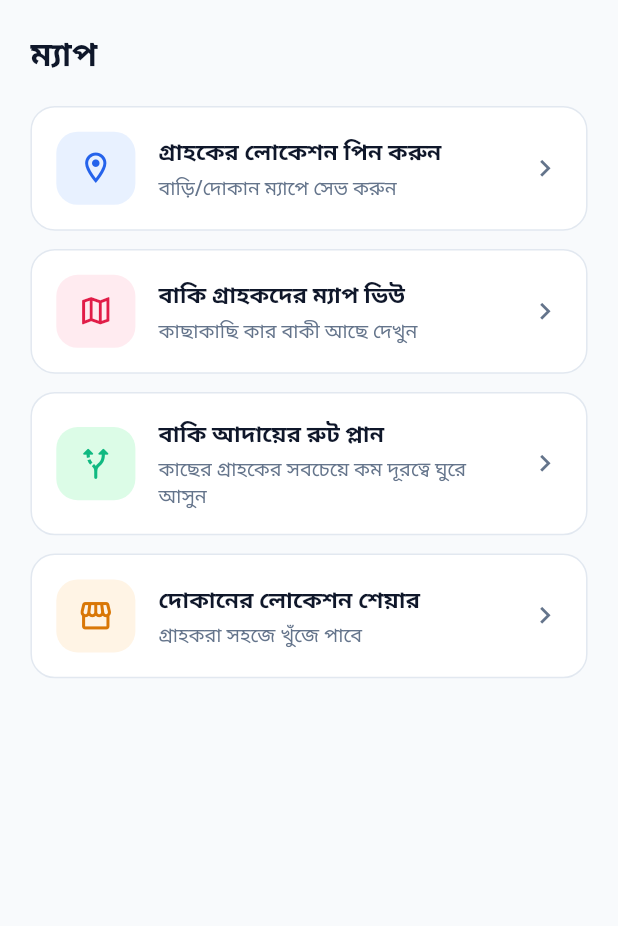
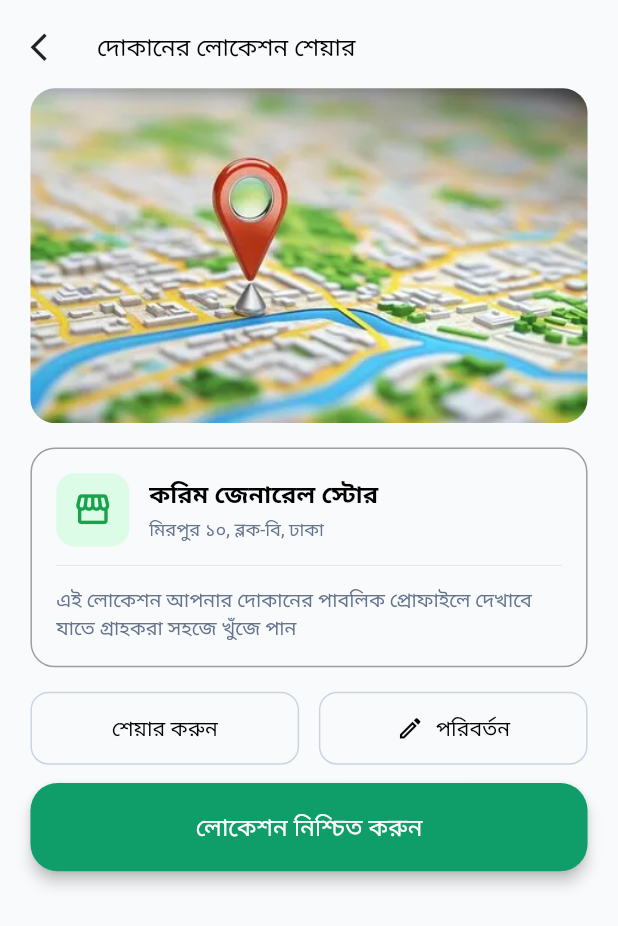
Before and after one commit to byteAnik/tally_khata, a Flutter app: the screen it shows after launch, on a phone screen of 412 x 824 dp. Shown: the top 926 px of the screen. Run offline on Flutter 3.47's test engine with Material 3 defaults, Android fonts, the phone set to English and light mode, and no system bars; drawn by our look-alikes of auto_animated; our stand-ins replace connectivity_plus, device_info_plus, dio, dotted_border, fl_chart, flutter_screenutil and 10 more; missing offline and left inert: country_city_kit, dotlottie_loader; Roboto replaces fonts that are missing (Urbanist).

Commit message:
i have complete share shop owner location screen

```diff
--- /dev/null
+++ b/lib/features/shop_owner/share_shop_owner_location/presentation/share_shop_owner_location_screen.dart
@@ -0,0 +1,194 @@
+import 'package:flutter/material.dart';
+import 'package:flutter_screenutil/flutter_screenutil.dart';
+import 'package:get/get_core/src/get_main.dart';
+import 'package:get/get_navigation/src/extension_navigation.dart';
+import 'package:tally_khata/common_wigdets/common_button.dart';
+import 'package:tally_khata/constants/app_assets/assets_image.dart';
+import 'package:tally_khata/constants/app_colors.dart';
+import 'package:tally_khata/helpers/ui_helpers.dart';
+
+class ShareShopOwnerLocationScreen extends StatelessWidget {
+  const ShareShopOwnerLocationScreen({super.key});
+
+  @override
+  Widget build(BuildContext context) {
+    return Scaffold(
+      backgroundColor: AppColors.cF8FAFC,
+      body: SafeArea(
+        child: Padding(
+          padding: EdgeInsets.symmetric(
+            horizontal: UIHelper.kDefaulutPadding(),
+          ),
+          child: SingleChildScrollView(
+            child: Column(
+              crossAxisAlignment: CrossAxisAlignment.start,
+              children: [
+                UIHelper.verticalSpace(20.h),
+                Row(
+                  children: [
+                    GestureDetector(
+                      onTap: () => Get.back(),
+                      child: Icon(Icons.arrow_back_ios, size: 22.r),
+                    ),
+                    UIHelper.horizontalSpace(20.w),
+                    Text(
+                      'দোকানের লোকেশন শেয়ার',
+                      style: TextStyle(
+                        fontSize: 16.sp,
+                        color: Colors.black,
+                        fontWeight: FontWeight.w500,
+                      ),
+                    ),
+                  ],
+                ),
+                UIHelper.verticalSpace(16.h),
+                ClipRRect(
+                  borderRadius: BorderRadius.circular(16.r),
+                  child: Container(
+                    height: 220.h,
+                    width: double.infinity,
+                    color: Colors.white,
+                    child: Image.asset(
+                      AssetsImages.locationPinImage,
+                      width: double.infinity,
+                      height: 220.h,
+                      fit: BoxFit.cover,
+                      errorBuilder: (context, error, stackTrace) => Container(
+                        color: const Color(0xFFE2E8F0),
+                        child: const Center(
+                          child: Icon(
+                            Icons.map_outlined,
+                            size: 48,
+                            color: Colors.grey,
+                          ),
+                        ),
+                      ),
+                    ),
+                  ),
+                ),
+                UIHelper.verticalSpace(16.h),
+                Container(
+                  width: double.infinity,
+                  padding: EdgeInsets.all(16.r),
+                  decoration: BoxDecoration(
+                    color: AppColors.cF8FAFC,
+                    borderRadius: BorderRadius.circular(16.r),
+                    border: Border.all(color: Colors.grey),
+                  ),
+                  child: Column(
+                    crossAxisAlignment: CrossAxisAlignment.start,
+                    children: [
+                      Row(
+                        children: [
+                          Container(
+                            height: 48.r,
+                            width: 48.r,
+                            decoration: BoxDecoration(
+                              color: const Color(0xFFDCFCE7),
+                              borderRadius: BorderRadius.circular(12.r),
+                            ),
+                            child: Icon(
+                              Icons.storefront_outlined,
+                              size: 26.r,
+                              color: Color(0xFF16A34A),
+                            ),
+                          ),
+                          UIHelper.horizontalSpace(12.w),
+                          Expanded(
+                            child: Column(
+                              crossAxisAlignment: CrossAxisAlignment.start,
+                              children: [
+                                Text(
+                                  'করিম জেনারেল স্টোর',
+                                  style: TextStyle(
+                                    fontSize: 16.sp,
+                                    color: Colors.black,
+                                    fontWeight: FontWeight.w600,
+                                  ),
+                                ),
+                                UIHelper.verticalSpace(4.h),
+                                Text(
+                                  'মিরপুর ১০, ব্লক-বি, ঢাকা',
+                                  style: TextStyle(
+                                    fontSize: 12.sp,
+                                    color: const Color(0xFF64748B),
+                                  ),
+                                ),
+                              ],
+                            ),
+                          ),
+                        ],
+                      ),
+                      UIHelper.verticalSpace(12.h),
+                      Divider(color: const Color(0xFFE2E8F0), height: 1.h),
+                      UIHelper.verticalSpace(12.h),
+                      Text(
+                        'এই লোকেশন আপনার দোকানের পাবলিক প্রোফাইলে দেখাবে যাতে গ্রাহকরা সহজে খুঁজে পান',
+                        style: TextStyle(
+                          fontSize: 13.sp,
+                          color: const Color(0xFF64748B),
+                          height: 1.4,
+                        ),
+                      ),
+                    ],
+                  ),
+                ),
+                UIHelper.verticalSpace(16.h),
+                Row(
+                  children: [
+                    Expanded(
+                      child: OutlinedButton.icon(
+                        onPressed: () {},
+                        label: Text(
+                          'শেয়ার করুন',
+                          style: TextStyle(
+                            fontSize: 14.sp,
+                            color: Colors.black,
+                          ),
+                        ),
+                        style: OutlinedButton.styleFrom(
+                          minimumSize: Size(0, 48.h),
+                          side: const BorderSide(color: Color(0xFFCBD5E1)),
+                          shape: RoundedRectangleBorder(
+                            borderRadius: BorderRadius.circular(12.r),
+                          ),
+                        ),
+                      ),
+                    ),
+                    UIHelper.horizontalSpace(12.w),
+                    Expanded(
+                      child: OutlinedButton.icon(
+                        onPressed: () {},
+                        icon: Icon(
+                          Icons.edit_outlined,
+                          size: 18.r,
+                          color: Colors.black,
+                        ),
+                        label: Text(
+                          'পরিবর্তন',
+                          style: TextStyle(
+                            fontSize: 14.sp,
+                            color: Colors.black,
+                          ),
+                        ),
+                        style: OutlinedButton.styleFrom(
+                          minimumSize: Size(0, 48.h),
+                          side: const BorderSide(color: Color(0xFFCBD5E1)),
+                          shape: RoundedRectangleBorder(
+                            borderRadius: BorderRadius.circular(12.r),
+                          ),
+                        ),
+                      ),
+                    ),
+                  ],
+                ),
+                UIHelper.verticalSpace(12.h),
+                CommonButton(text: 'লোকেশন নিশ্চিত করুন', onPressed: () {}),
+              ],
+            ),
+          ),
+        ),
+      ),
+    );
+  }
+}
--- a/lib/main.dart
+++ b/lib/main.dart
@@ -6,6 +6,7 @@ import 'package:get_storage/get_storage.dart';
 import 'package:provider/provider.dart';
 import 'package:tally_khata/constants/app_colors.dart';
 import 'package:tally_khata/constants/custome_theme.dart';
+import 'package:tally_khata/features/shop_owner/share_shop_owner_location/presentation/share_shop_owner_location_screen.dart';
 import 'package:tally_khata/features/shop_owner/shop_owner_map/presentation/shop_owner_map_screen.dart';
 import 'package:tally_khata/helpers/di.dart';
 import 'package:tally_khata/helpers/helper_methods.dart';
@@ -75,7 +76,7 @@ class UtillScreenMobile extends StatelessWidget {
             return MediaQuery(data: MediaQuery.of(context), child: widget!);
           },
           navigatorKey: NavigationService.navigatorKey,
-          home: ShopOwnerMapScreen(),
+          home: ShareShopOwnerLocationScreen(),
         );
       },
     );
```
Also changed, not shown: lib/features/shop_owner/rest_of_the_collection_rot/presentation/rest_of_the_collection_rot_screen.dart (line endings or trailing spaces).
